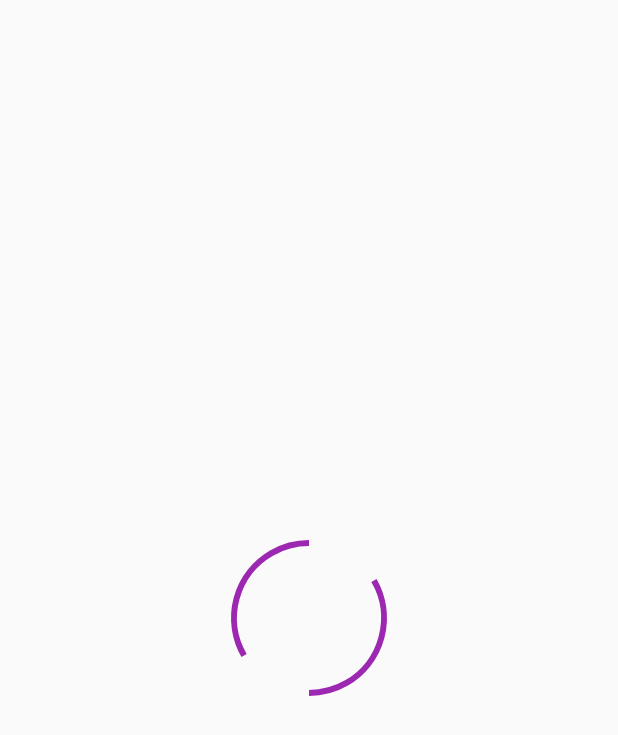
After one commit to a-k-o-r-e-d-e/Flutter_Features, a Flutter app: the BottomSheetsScreen screen opened by its route, in the side drawer, after a tap on "Custom Progress Indicators", on a phone screen of 412 x 824 dp. The commit adds this screen. Shown: the top 735 px of the screen. Run offline on Flutter 3.47's test engine with Material 2 defaults, Android fonts, the phone set to English and light mode, and no system bars; our stand-ins replace connectivity, equatable, flutter_bloc, hydrated_bloc; missing offline and left inert: enum_to_string.

Commit message:
** Double Ring Loading Indicator Implemented

```diff
--- a/lib/main.dart
+++ b/lib/main.dart
@@ -5,6 +5,7 @@ import 'package:flutter_bloc/flutter_bloc.dart';
 import 'package:flutterfeaturesapp/ui/Utils/route_names.dart';
 import 'package:flutterfeaturesapp/ui/pages/bottomsheets.dart';
 import 'package:flutterfeaturesapp/ui/pages/connectivity_test.dart';
+import 'package:flutterfeaturesapp/ui/pages/custom-loading-indicators.dart';
 import 'package:flutterfeaturesapp/ui/pages/dynamic_theming.dart';
 import 'package:flutterfeaturesapp/ui/pages/page_view.dart';
 import 'package:flutterfeaturesapp/ui/pages/swipe_to_dismiss.dart';
@@ -39,6 +40,8 @@ class MyApp extends StatelessWidget {
       RouteNames.connectivityTestScreen: (context) => ConnectivityTest(),
       RouteNames.pageViewDemoScreen: (context) => PageViewDemo(),
       RouteNames.circularPanWheelScreen: (context) => BottomSheetsScreen(),
+      RouteNames.customProgressIndicator: (context) =>
+          CustomLoadingIndicatorsScreen(),
     };
   }
 
--- a/lib/ui/Utils/drawer_util.dart
+++ b/lib/ui/Utils/drawer_util.dart
@@ -74,6 +74,14 @@ class DrawerUtil extends StatelessWidget {
               Navigator.pushNamed(context, RouteNames.circularPanWheelScreen);
             },
           ),
+          ListTile(
+            title: Text("Custom Progress Indicators"),
+            leading: Icon(Icons.donut_large),
+            onTap: () {
+              Navigator.of(context).pop();
+              Navigator.pushNamed(context, RouteNames.customProgressIndicator);
+            },
+          )
         ],
       ),
     );
--- a/lib/ui/Utils/route_names.dart
+++ b/lib/ui/Utils/route_names.dart
@@ -8,4 +8,5 @@ class RouteNames {
   static const String connectivityTestScreen = 'connectivity-test';
   static const String pageViewDemoScreen = 'page-view-demo';
   static const String circularPanWheelScreen = 'circular-pan-wheel';
+  static const String customProgressIndicator = 'custom-progress-indicator';
 }
--- /dev/null
+++ b/lib/ui/pages/custom-loading-indicators.dart
@@ -0,0 +1,20 @@
+import 'package:flutter/material.dart';
+
+import '../widgets/double_ring_spin_kit.dart';
+
+class CustomLoadingIndicatorsScreen extends StatelessWidget {
+  const CustomLoadingIndicatorsScreen({Key? key}) : super(key: key);
+
+  @override
+  Widget build(BuildContext context) {
+    return Scaffold(
+        body: Column(
+      crossAxisAlignment: CrossAxisAlignment.center,
+      mainAxisAlignment: MainAxisAlignment.spaceAround,
+      children: [
+        SpinKitDualRing(
+            color: Colors.purple, size: 100, lineWidth: 4, angle: 120),
+      ],
+    ));
+  }
+}
--- a/lib/ui/pages/home_page.dart
+++ b/lib/ui/pages/home_page.dart
@@ -65,6 +65,10 @@ class HomePage extends StatelessWidget {
                 icon: Icons.flip_camera_android_rounded,
                 title: 'Circular Pan Wheel',
                 navigateTo: RouteNames.circularPanWheelScreen),
+            _GridTile(
+                icon: Icons.donut_large,
+                title: 'Custom Progress Indicators',
+                navigateTo: RouteNames.customProgressIndicator)
           ],
         ),
       ),
--- /dev/null
+++ b/lib/ui/widgets/double_ring_spin_kit.dart
@@ -0,0 +1,95 @@
+import 'dart:math' as math;
+
+import 'package:flutter/material.dart';
+
+class SpinKitDualRing extends StatefulWidget {
+  const SpinKitDualRing({
+    Key? key,
+    required this.color,
+    this.lineWidth = 7.0,
+    this.size = 50.0,
+    this.duration = const Duration(milliseconds: 1200),
+    this.controller,
+    this.angle = 60,
+  }) : super(key: key);
+
+  final Color color;
+  final double lineWidth;
+  final double size;
+  final Duration duration;
+  final AnimationController? controller;
+  final double angle;
+
+  @override
+  _SpinKitDualRingState createState() => _SpinKitDualRingState();
+}
+
+class _SpinKitDualRingState extends State<SpinKitDualRing>
+    with SingleTickerProviderStateMixin {
+  late AnimationController _controller;
+  late Animation<double> _animation;
+
+  @override
+  void initState() {
+    super.initState();
+
+    _controller = (widget.controller ??
+        AnimationController(vsync: this, duration: widget.duration))
+      ..addListener(() => setState(() {}))
+      ..repeat();
+    _animation = Tween(begin: 0.0, end: 1.0).animate(CurvedAnimation(
+        parent: _controller,
+        curve: const Interval(0.0, 1.0, curve: Curves.linear)));
+  }
+
+  @override
+  void dispose() {
+    if (widget.controller == null) {
+      _controller.dispose();
+    }
+    super.dispose();
+  }
+
+  @override
+  Widget build(BuildContext context) {
+    return Center(
+      child: Transform(
+        transform: Matrix4.identity()
+          ..rotateZ((_animation.value) * math.pi * 2),
+        alignment: FractionalOffset.center,
+        child: CustomPaint(
+          child: SizedBox.fromSize(size: Size.square(widget.size)),
+          painter: _DualRingPainter(
+              angle: widget.angle,
+              paintWidth: widget.lineWidth,
+              color: widget.color),
+        ),
+      ),
+    );
+  }
+}
+
+class _DualRingPainter extends CustomPainter {
+  _DualRingPainter(
+      {required this.angle, required double paintWidth, required Color color})
+      : ringPaint = Paint()
+          ..color = color
+          ..strokeWidth = paintWidth
+          ..style = PaintingStyle.stroke;
+
+  final Paint ringPaint;
+  final double angle;
+
+  @override
+  void paint(Canvas canvas, Size size) {
+    final rect = Rect.fromPoints(Offset.zero, Offset(size.width, size.height));
+    canvas.drawArc(rect, 0.0, getRadian(angle), false, ringPaint);
+    canvas.drawArc(rect, getRadian(180.0), getRadian(angle), false, ringPaint);
+    // canvas.drawArc(rect, getRadian(120), getRadian(angle), false, ringPaint);
+  }
+
+  @override
+  bool shouldRepaint(CustomPainter oldDelegate) => true;
+
+  double getRadian(double angle) => math.pi / 180 * angle;
+}
```
Also changed, not shown: pubspec.yaml (+3 -35 lines).
